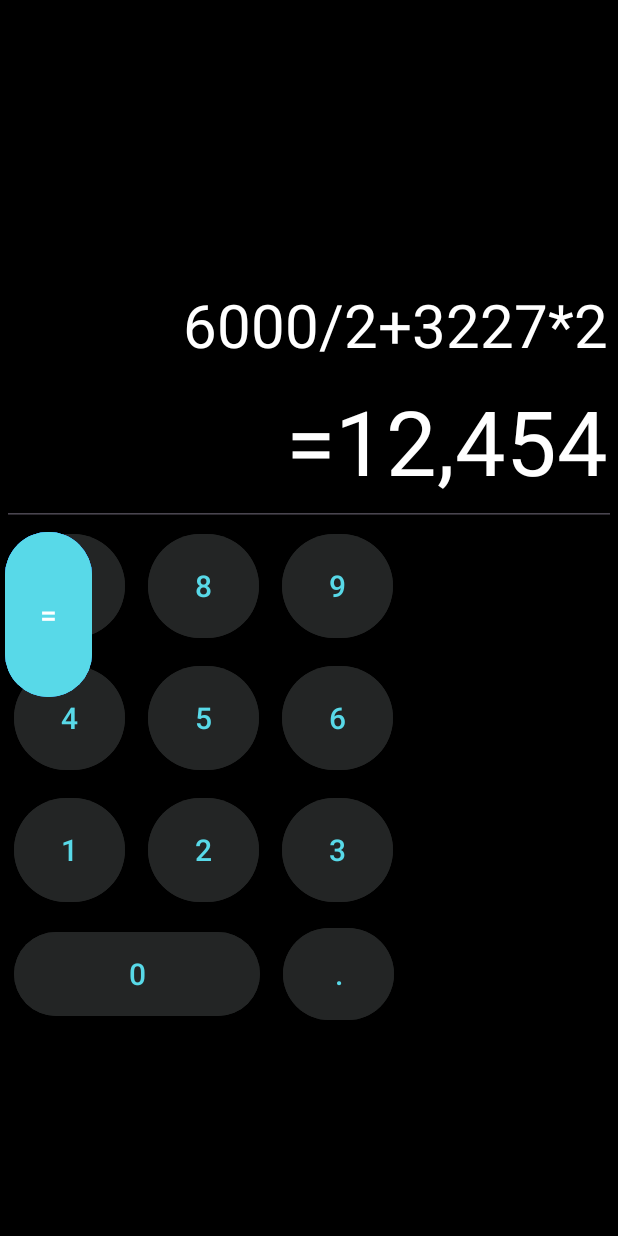
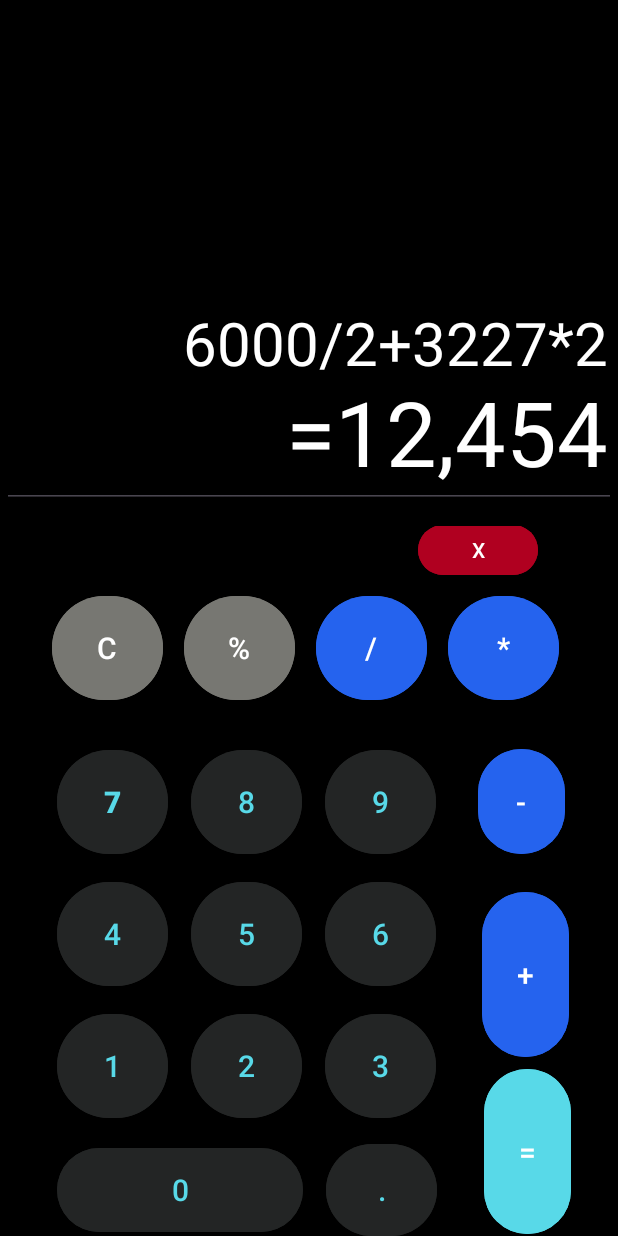
Before and after one commit to ssenyonjoalvin/Mobile_application, an Android app: the screen it shows after launch (MainActivity), on a phone screen of 412 x 824 dp. Run offline under Robolectric (Android 15) with nearby library versions, the phone set to English and light mode, and no system bars.

Commit message:
added some changes on constraits

```diff
--- a/Calculator_App/app/src/main/res/layout/activity_main.xml
+++ b/Calculator_App/app/src/main/res/layout/activity_main.xml
@@ -42,7 +42,7 @@
         <EditText
             android:id="@+id/result"
             android:layout_width="match_parent"
-            android:layout_height="match_parent"
+            android:layout_height="83dp"
             android:clickable="false"
             android:ems="10"
             android:focusable="false"
@@ -82,10 +82,15 @@
             <Button
                 android:layout_width="80dp"
                 android:layout_height="wrap_content"
+                android:layout_marginStart="259dp"
+                android:layout_marginEnd="41dp"
                 android:backgroundTint="@color/design_default_color_error"
                 android:text="X"
-                tools:layout_editor_absoluteX="268dp"
-                tools:layout_editor_absoluteY="0dp" />
+                app:layout_constraintBottom_toBottomOf="parent"
+                app:layout_constraintEnd_toEndOf="parent"
+                app:layout_constraintStart_toStartOf="parent"
+                app:layout_constraintTop_toTopOf="parent"
+                tools:ignore="TouchTargetSizeCheck" />
 
         </androidx.constraintlayout.widget.ConstraintLayout>
 
@@ -113,7 +118,7 @@
                 android:layout_height="77dp"
                 android:layout_marginLeft="14dp"
                 android:layout_marginTop="1dp"
-                android:text="( )"
+                android:text="%"
                 android:backgroundTint="#777772"
                 android:textSize="20dp" />
 
@@ -141,11 +146,16 @@
             android:id="@+id/alvin"
             android:layout_width="265dp"
             android:layout_height="329dp"
+            android:layout_marginStart="30dp"
+            android:layout_marginTop="14dp"
+            android:layout_marginEnd="4dp"
             android:orientation="vertical"
             android:paddingLeft="6dp"
             android:paddingRight="6dp"
-            tools:layout_editor_absoluteX="30dp"
-            tools:layout_editor_absoluteY="144dp">
+            app:layout_constraintBottom_toBottomOf="parent"
+            app:layout_constraintEnd_toStartOf="@+id/elsa2"
+            app:layout_constraintStart_toStartOf="parent"
+            app:layout_constraintTop_toBottomOf="@+id/linearLayout14">
 
             <LinearLayout
                 android:layout_width="match_parent"
@@ -158,8 +168,8 @@
                     android:layout_marginTop="1dp"
                     android:backgroundTint="#232525"
                     android:ems="10"
+                    android:text="7"
                     android:textColor="#58d9e8"
-                    android:text="7"
                     android:textSize="20dp"
                     android:textStyle="bold" />
 
@@ -168,9 +178,9 @@
                     android:layout_height="77dp"
                     android:layout_marginLeft="15dp"
                     android:layout_marginTop="1dp"
-                    android:text="8"
                     android:backgroundTint="#232525"
                     android:ems="10"
+                    android:text="8"
                     android:textColor="#58d9e8"
                     android:textSize="20dp" />
 
@@ -179,9 +189,9 @@
                     android:layout_height="77dp"
                     android:layout_marginLeft="15dp"
                     android:layout_marginTop="1dp"
-                    android:text="9"
                     android:backgroundTint="#232525"
                     android:ems="10"
+                    android:text="9"
                     android:textColor="#58d9e8"
                     android:textSize="20dp" />
             </LinearLayout>
@@ -195,9 +205,9 @@
                     android:layout_width="74dp"
                     android:layout_height="77dp"
                     android:layout_marginTop="1dp"
-                    android:text="4"
                     android:backgroundTint="#232525"
                     android:ems="10"
+                    android:text="4"
                     android:textColor="#58d9e8"
                     android:textSize="20dp" />
 
@@ -206,9 +216,9 @@
                     android:layout_height="77dp"
                     android:layout_marginLeft="15dp"
                     android:layout_marginTop="1dp"
-                    android:text="5"
                     android:backgroundTint="#232525"
                     android:ems="10"
+                    android:text="5"
                     android:textColor="#58d9e8"
                     android:textSize="20dp" />
 
@@ -217,9 +227,9 @@
                     android:layout_height="77dp"
                     android:layout_marginLeft="15dp"
                     android:layout_marginTop="1dp"
-                    android:text="6"
                     android:backgroundTint="#232525"
                     android:ems="10"
+                    android:text="6"
                     android:textColor="#58d9e8"
                     android:textSize="20dp" />
             </LinearLayout>
@@ -233,9 +243,9 @@
                     android:layout_width="74dp"
                     android:layout_height="77dp"
                     android:layout_marginTop="1dp"
-                    android:text="1"
                     android:backgroundTint="#232525"
                     android:ems="10"
+                    android:text="1"
                     android:textColor="#58d9e8"
                     android:textSize="20dp" />
 
@@ -244,9 +254,9 @@
                     android:layout_height="77dp"
                     android:layout_marginLeft="15dp"
                     android:layout_marginTop="1dp"
-                    android:text="2"
                     android:backgroundTint="#232525"
                     android:ems="10"
+                    android:text="2"
                     android:textColor="#58d9e8"
                     android:textSize="20dp" />
 
@@ -255,9 +265,9 @@
                     android:layout_height="77dp"
                     android:layout_marginLeft="15dp"
                     android:layout_marginTop="1dp"
-                    android:text="3"
                     android:backgroundTint="#232525"
                     android:ems="10"
+                    android:text="3"
                     android:textColor="#58d9e8"
                     android:textSize="20dp" />
             </LinearLayout>
@@ -272,9 +282,9 @@
                     android:layout_width="164dp"
                     android:layout_height="64dp"
                     android:layout_marginTop="0dp"
-                    android:text="0"
                     android:backgroundTint="#232525"
                     android:ems="10"
+                    android:text="0"
                     android:textColor="#58d9e8"
                     android:textSize="20dp" />
 
@@ -283,9 +293,9 @@
                     android:layout_height="69dp"
                     android:layout_marginLeft="15dp"
                     android:layout_marginTop="0dp"
-                    android:text="."
                     android:backgroundTint="#232525"
                     android:ems="10"
+                    android:text="."
                     android:textColor="#58d9e8"
                     android:textSize="20dp" />
             </LinearLayout>
@@ -297,38 +307,62 @@
             android:id="@+id/elsa2"
             android:layout_width="84dp"
             android:layout_height="344dp"
+            android:layout_marginStart="4dp"
+            android:layout_marginEnd="21dp"
             android:gravity="center"
             android:orientation="vertical"
-            tools:layout_editor_absoluteX="300dp"
-            tools:layout_editor_absoluteY="130dp">
+            app:layout_constraintBottom_toBottomOf="parent"
+            app:layout_constraintEnd_toEndOf="parent"
+            app:layout_constraintStart_toEndOf="@+id/alvin"
+            app:layout_constraintTop_toBottomOf="@+id/linearLayout14">
 
 
             <Button
+                android:id="@+id/button5"
                 android:layout_width="58dp"
-                android:layout_height="77dp"
+                android:layout_height="78dp"
+                android:layout_marginStart="13dp"
+                android:layout_marginTop="16dp"
+                android:layout_marginEnd="13dp"
+                android:layout_marginBottom="3dp"
+                android:backgroundTint="#2563ee"
                 android:text="-"
                 android:textSize="20dp"
-                android:backgroundTint="#2563ee"
-                tools:layout_editor_absoluteX="16dp"
-                tools:layout_editor_absoluteY="2dp" />
+                app:layout_constraintBottom_toTopOf="@+id/button"
+                app:layout_constraintEnd_toEndOf="parent"
+                app:layout_constraintHorizontal_bias="0.0"
+                app:layout_constraintStart_toStartOf="parent"
+                app:layout_constraintTop_toTopOf="parent"
+                app:layout_constraintVertical_bias="0.0" />
 
             <Button
+                android:id="@+id/button"
                 android:layout_width="58dp"
                 android:layout_height="118dp"
-                android:text="="
+                android:layout_marginStart="16dp"
+                android:layout_marginTop="14dp"
+                android:layout_marginEnd="10dp"
                 android:backgroundTint="#2563ee"
+                android:text="+"
                 android:textSize="20dp"
-                tools:layout_editor_absoluteX="16dp"
-                tools:layout_editor_absoluteY="96dp" />
+                app:layout_constraintBottom_toTopOf="@+id/button7"
+                app:layout_constraintEnd_toEndOf="parent"
+                app:layout_constraintStart_toStartOf="parent"
+                app:layout_constraintTop_toBottomOf="@+id/button5" />
 
             <Button
+                android:id="@+id/button7"
                 android:layout_width="58dp"
                 android:layout_height="118dp"
+                android:layout_marginStart="17dp"
+                android:layout_marginEnd="9dp"
+                android:backgroundTint="#58d9e8"
                 android:text="="
                 android:textSize="20dp"
-                android:backgroundTint="#58d9e8"
-                tools:layout_editor_absoluteX="16dp"
-                tools:layout_editor_absoluteY="227dp" />
+                app:layout_constraintBottom_toBottomOf="parent"
+                app:layout_constraintEnd_toEndOf="parent"
+                app:layout_constraintStart_toStartOf="parent"
+                app:layout_constraintTop_toBottomOf="@+id/button" />
 
         </androidx.constraintlayout.widget.ConstraintLayout>
 
```
